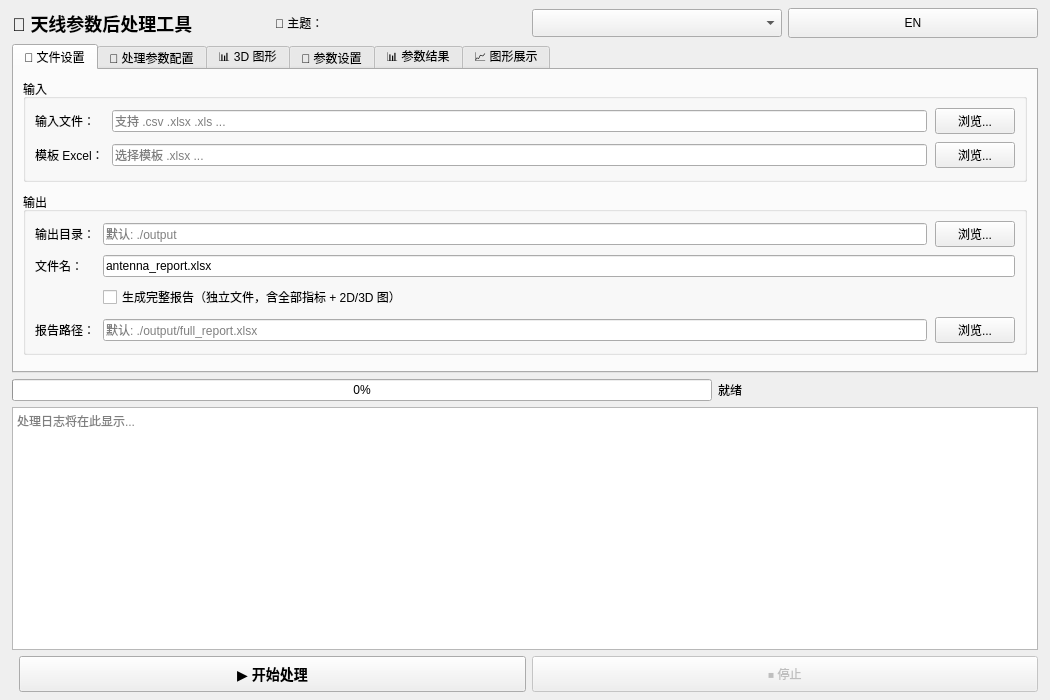
Old version of the form ui/designer/main_window.ui in the repository freezzb1972/antenna-post-processor.
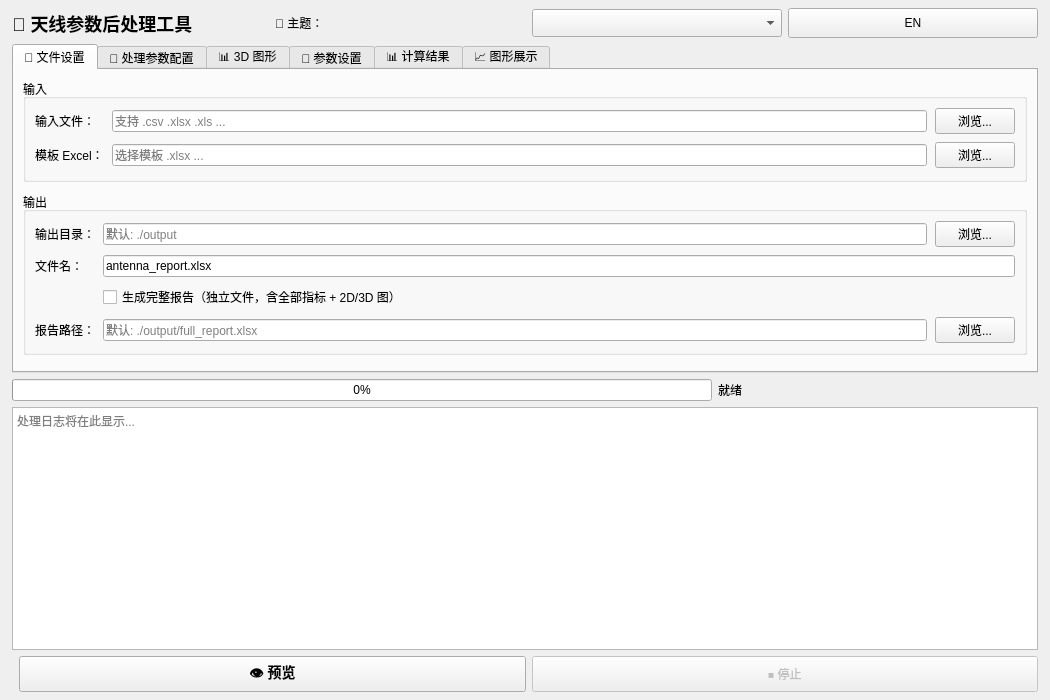
New version of the form.

Commit message: fix(ui): 语言往返(zh→en→zh)改写界面文字 — .ui 与代码文案不一致

```diff
--- a/ui/designer/main_window.ui
+++ b/ui/designer/main_window.ui
@@ -166,7 +166,7 @@
       </widget>
       <widget class="QWidget" name="tabResults">
        <attribute name="title">
-        <string>📊 参数结果</string>
+        <string>📊 计算结果</string>
        </attribute>
        <layout class="QVBoxLayout" name="vTabResults">
         <property name="spacing"><number>10</number></property>
@@ -204,7 +204,7 @@
     <item>
      <layout class="QHBoxLayout" name="hButtons">
       <item><spacer name="spBtnLeft"><property name="orientation"><enum>Qt::Horizontal</enum></property></spacer></item>
-      <item><widget class="QPushButton" name="btnStart"><property name="text"><string>▶ 开始处理</string></property><property name="minimumSize"><size><width>140</width><height>36</height></size></property><property name="styleSheet"><string>font-weight: bold; font-size: 14px;</string></property></widget></item>
+      <item><widget class="QPushButton" name="btnStart"><property name="text"><string>👁 预览</string></property><property name="minimumSize"><size><width>140</width><height>36</height></size></property><property name="styleSheet"><string>font-weight: bold; font-size: 14px;</string></property></widget></item>
       <item><widget class="QPushButton" name="btnStop"><property name="text"><string>⏹ 停止</string></property><property name="minimumSize"><size><width>100</width><height>36</height></size></property><property name="enabled"><bool>false</bool></property></widget></item>
      </layout>
     </item>
```
The commit also changes 4 other files.
